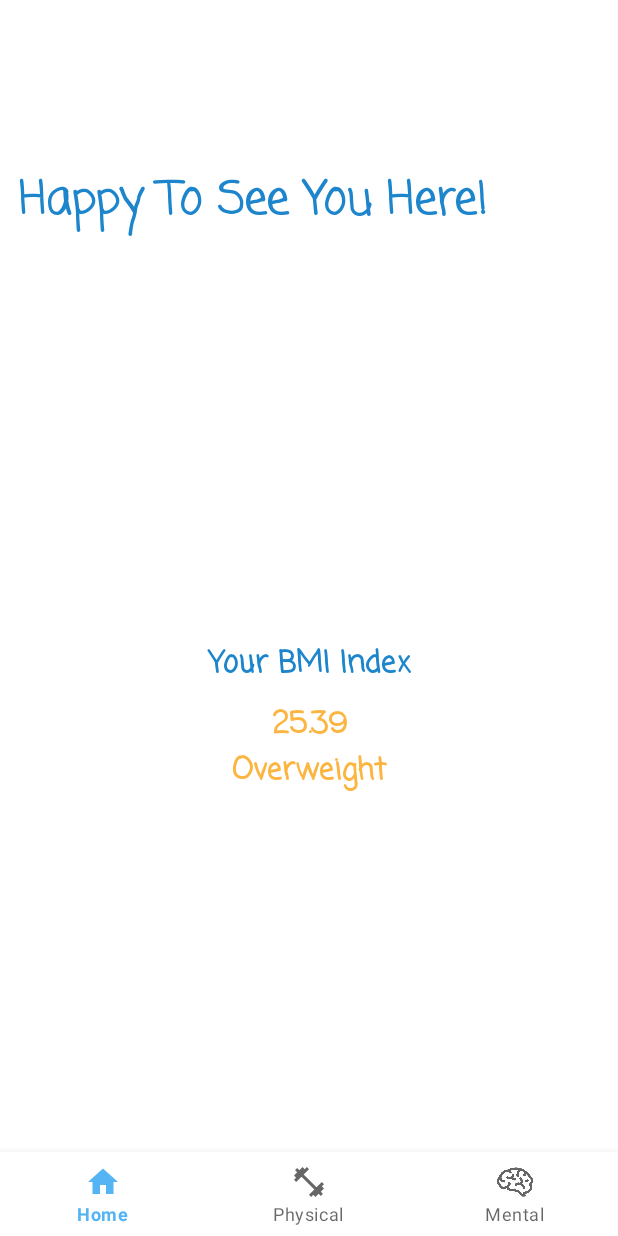
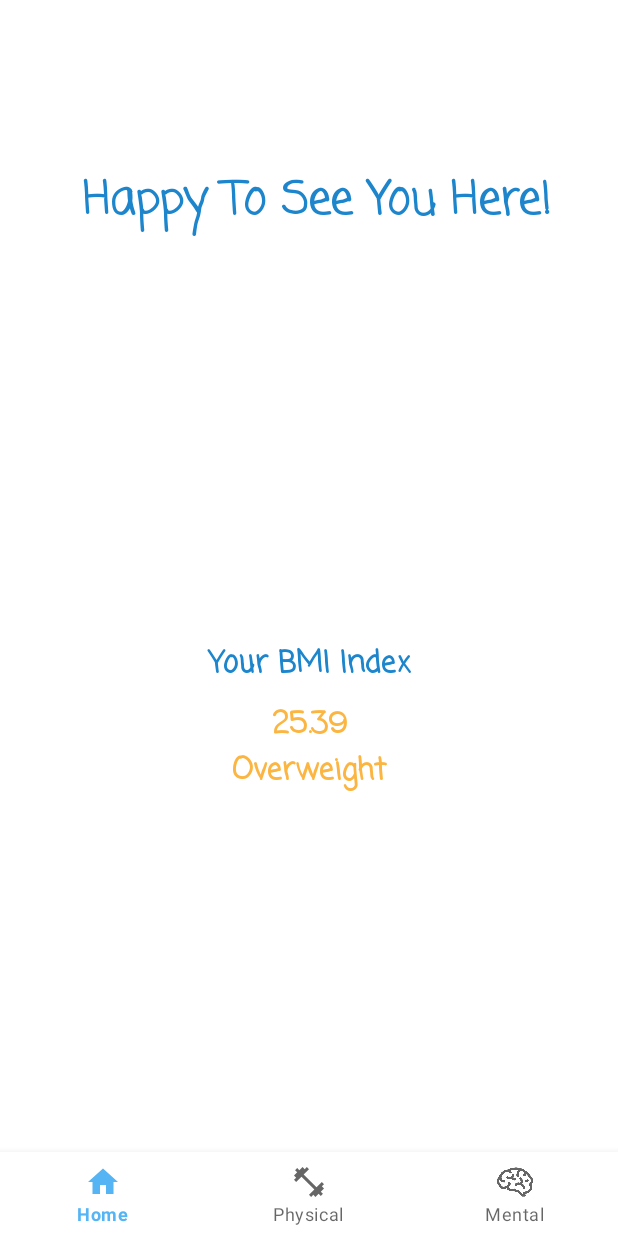
Before and after one commit to SalsabeelH/ProjectMobileApps, an Android app: the HomeFragment screen opened directly, with no data from a screen before it, on a phone screen of 412 x 824 dp. Run offline under Robolectric (Android 15) with nearby library versions, the phone set to English and light mode, and no system bars; our stand-ins replace navigation-ui.

Commit message:
add app icon

```diff
--- a/app/src/main/AndroidManifest.xml
+++ b/app/src/main/AndroidManifest.xml
@@ -6,10 +6,11 @@
         android:allowBackup="true"
         android:dataExtractionRules="@xml/data_extraction_rules"
         android:fullBackupContent="@xml/backup_rules"
-        android:icon="@mipmap/ic_launcher"
+        android:icon="@drawable/icon3"
         android:label="@string/app_name"
-        android:roundIcon="@mipmap/ic_launcher_round"
+        android:roundIcon="@drawable/icon3"
         android:supportsRtl="true"
+        android:screenOrientation="portrait"
         android:theme="@style/Theme.ProjectMobileApps"
         tools:targetApi="31">
         <activity
--- a/app/src/main/java/birzeit/edu/projectmobileapps/adapters/MentalRecyclerAdapter.java
+++ b/app/src/main/java/birzeit/edu/projectmobileapps/adapters/MentalRecyclerAdapter.java
@@ -1,5 +1,6 @@
 package birzeit.edu.projectmobileapps.adapters;
 import birzeit.edu.projectmobileapps.R;
+import birzeit.edu.projectmobileapps.model.Puzzle;
 import birzeit.edu.projectmobileapps.ui.CalculationActivity;
 import birzeit.edu.projectmobileapps.ui.DifferenceActivity;
 import birzeit.edu.projectmobileapps.ui.MainActivity;
@@ -61,13 +62,13 @@ public class MentalRecyclerAdapter extends RecyclerView.Adapter<MentalRecyclerAd
 
                     }
                     case 1:{
-                        Intent intent=new Intent(holder.itemView.getContext(), PuzzleActivity.class);
+                        Intent intent=new Intent(holder.itemView.getContext(), DifferenceActivity.class);
                         holder.itemView.getContext().startActivity(intent);
                         break;
 
                     }
                     case 2:{
-                        Intent intent=new Intent(holder.itemView.getContext(), DifferenceActivity.class);
+                        Intent intent=new Intent(holder.itemView.getContext(), PuzzleActivity.class);
                         holder.itemView.getContext().startActivity(intent);
                         break;
                     }
--- a/app/src/main/res/layout/fragment_home.xml
+++ b/app/src/main/res/layout/fragment_home.xml
@@ -20,17 +20,19 @@
 
     <TextView
         android:id="@+id/textView3"
+        style="@style/txtViewStyle"
         android:layout_width="match_parent"
         android:layout_height="wrap_content"
         android:layout_margin="10dp"
-        android:textAlignment="textStart"
+        android:gravity="center"
+        android:paddingLeft="10dp"
         android:text="@string/welcomeText"
+        android:textAlignment="center"
+        android:textColor="@color/blue"
+        android:textSize="30sp"
         app:layout_constraintEnd_toEndOf="parent"
         app:layout_constraintStart_toStartOf="parent"
-        app:layout_constraintTop_toTopOf="parent"
-        style="@style/txtViewStyle"
-        android:textSize="30sp"
-        android:textColor="#1C85CC"/>
+        app:layout_constraintTop_toTopOf="parent" />
 
     <TextView
         android:id="@+id/textView5"
@@ -52,9 +54,11 @@
         android:layout_width="match_parent"
         android:layout_height="wrap_content"
         android:layout_margin="10dp"
+        android:layout_marginTop="48dp"
         android:textAlignment="center"
         android:textSize="20sp"
         app:layout_constraintEnd_toEndOf="parent"
+        app:layout_constraintHorizontal_bias="0.526"
         app:layout_constraintStart_toStartOf="parent"
         app:layout_constraintTop_toBottomOf="@+id/textView5" />
 </androidx.constraintlayout.widget.ConstraintLayout>
```
Also changed, not shown: app/src/main/res/layout/fragment_mental.xml (+5 -3 lines), app/src/main/res/drawable-v24/appicon.png (added), app/src/main/res/drawable-v24/icon.gif (added), app/src/main/res/drawable-v24/icon2.png (added), app/src/main/res/drawable-v24/icon3.png (added).
